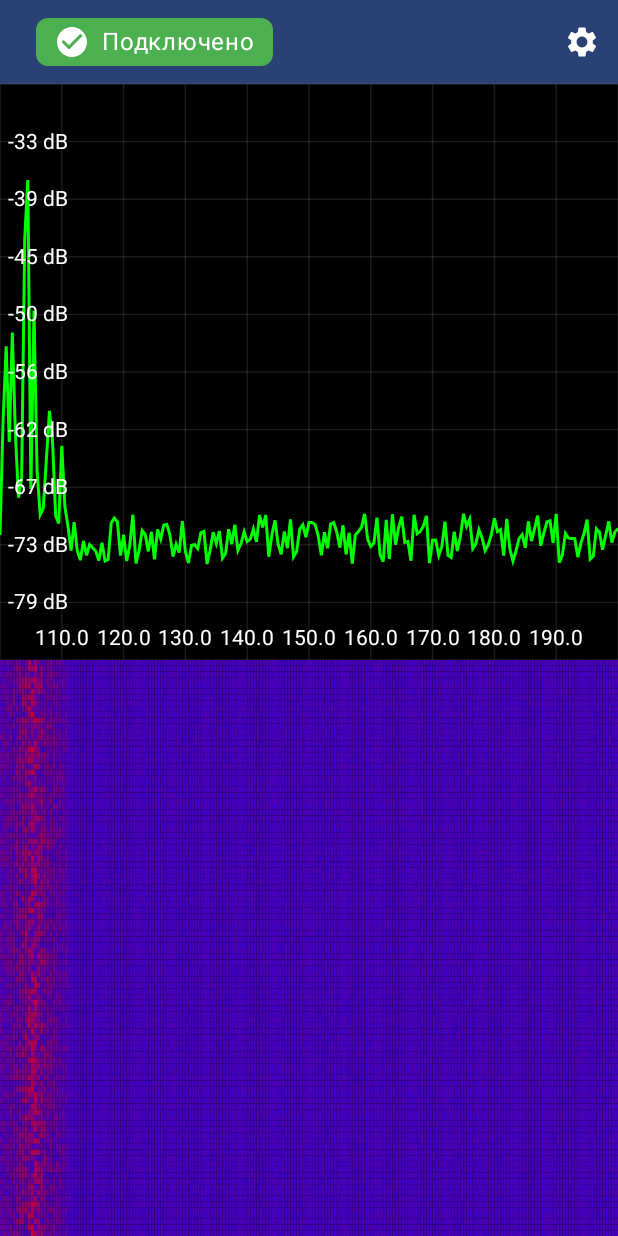
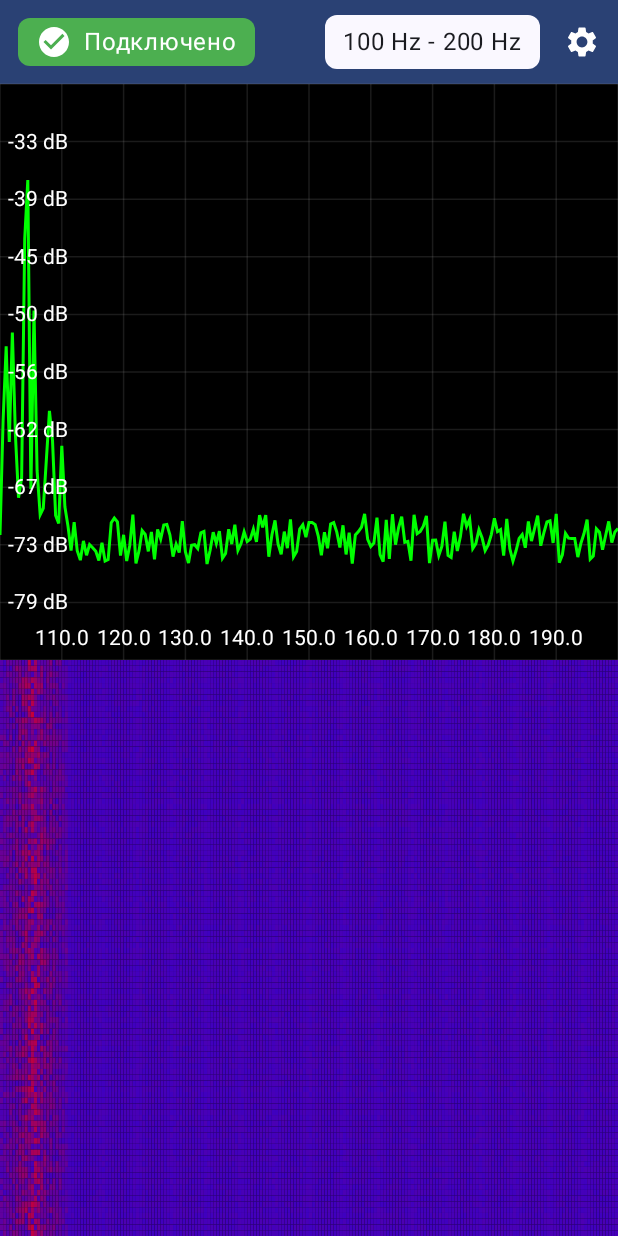
Before and after one commit to alien-agent/sdr-analyzer, an Android app built with Jetpack Compose: the screen it shows after launch (MainActivity), on a phone screen of 412 x 824 dp. Run offline under Robolectric (Android 15) with nearby library versions, the phone set to English and light mode, and no system bars.

Commit message:
Добавлен RangeIndicator

```diff
--- a/app/src/main/java/com/example/sdr_analyzer/ui/components/NavigationBar.kt
+++ b/app/src/main/java/com/example/sdr_analyzer/ui/components/NavigationBar.kt
@@ -3,19 +3,27 @@ package com.example.sdr_analyzer.ui.components
 import androidx.compose.foundation.background
 import androidx.compose.foundation.layout.*
 import androidx.compose.material.icons.Icons
+import androidx.compose.material.icons.automirrored.filled.ArrowBack
+import androidx.compose.material.icons.automirrored.filled.ArrowForward
+import androidx.compose.material.icons.filled.ArrowBack
+import androidx.compose.material.icons.filled.ArrowForward
 import androidx.compose.material.icons.filled.Settings
 import androidx.compose.material3.*
 import androidx.compose.runtime.Composable
 import androidx.compose.ui.Alignment
 import androidx.compose.ui.Modifier
 import androidx.compose.ui.graphics.Color
+import androidx.compose.ui.unit.Dp
 import androidx.compose.ui.unit.dp
+import androidx.compose.ui.unit.sp
 
 @Composable
 fun NavigationBar(
     modifier: Modifier = Modifier,
     onSettingsClick: () -> Unit,
-    connectionState: ConnectionState
+    connectionState: ConnectionState,
+    startFrequency: Float,
+    endFrequency: Float
 ) {
     Row(
         modifier = modifier
@@ -25,7 +33,15 @@ fun NavigationBar(
         verticalAlignment = Alignment.CenterVertically,
         horizontalArrangement = Arrangement.SpaceBetween
     ) {
-        ConnectionStatus(state = connectionState, modifier = Modifier.padding(start = 16.dp))
+        ConnectionStatus(state = connectionState, modifier = Modifier.padding(start = 4.dp))
+
+        Spacer(modifier = Modifier.weight(1f))
+
+        FrequencyRangeDisplay(
+            startFrequency = startFrequency,
+            endFrequency = endFrequency,
+            modifier = Modifier.padding(end = 4.dp)
+        )
 
         IconButton(onClick = onSettingsClick) {
             Icon(
@@ -36,3 +52,32 @@ fun NavigationBar(
         }
     }
 }
+
+@Composable
+fun FrequencyRangeDisplay(startFrequency: Float, endFrequency: Float, modifier: Modifier = Modifier) {
+    val startFrequencyText = if (startFrequency >= 1000) {
+        "%.1f MHz".format(startFrequency / 1000)
+    } else {
+        "%.0f Hz".format(startFrequency)
+    }
+
+    val endFrequencyText = if (endFrequency >= 1000) {
+        "%.1f MHz".format(endFrequency / 1000)
+    } else {
+        "%.0f Hz".format(endFrequency)
+    }
+
+    Row(
+        verticalAlignment = Alignment.CenterVertically,
+        horizontalArrangement = Arrangement.Center,
+        modifier = modifier
+            .background(MaterialTheme.colorScheme.background, shape = MaterialTheme.shapes.small)
+            .padding(horizontal = 12.dp, vertical = 6.dp)
+    ) {
+        Text(
+            text = "$startFrequencyText - $endFrequencyText",
+            color = MaterialTheme.colorScheme.onBackground,
+            fontSize = 16.sp
+        )
+    }
+}
--- a/app/src/main/java/com/example/sdr_analyzer/ui/screens/MainScreen.kt
+++ b/app/src/main/java/com/example/sdr_analyzer/ui/screens/MainScreen.kt
@@ -53,7 +53,9 @@ fun MainScreen() {
     ) {
         NavigationBar(
             onSettingsClick = { /* TODO: Navigate to settings screen */ },
-            connectionState = connectionState
+            connectionState = connectionState,
+            startFrequency = sdrSettings.startFrequency,
+            endFrequency = sdrSettings.endFrequency
         )
         SignalStrengthGraph(
             data = sampleData,
```
